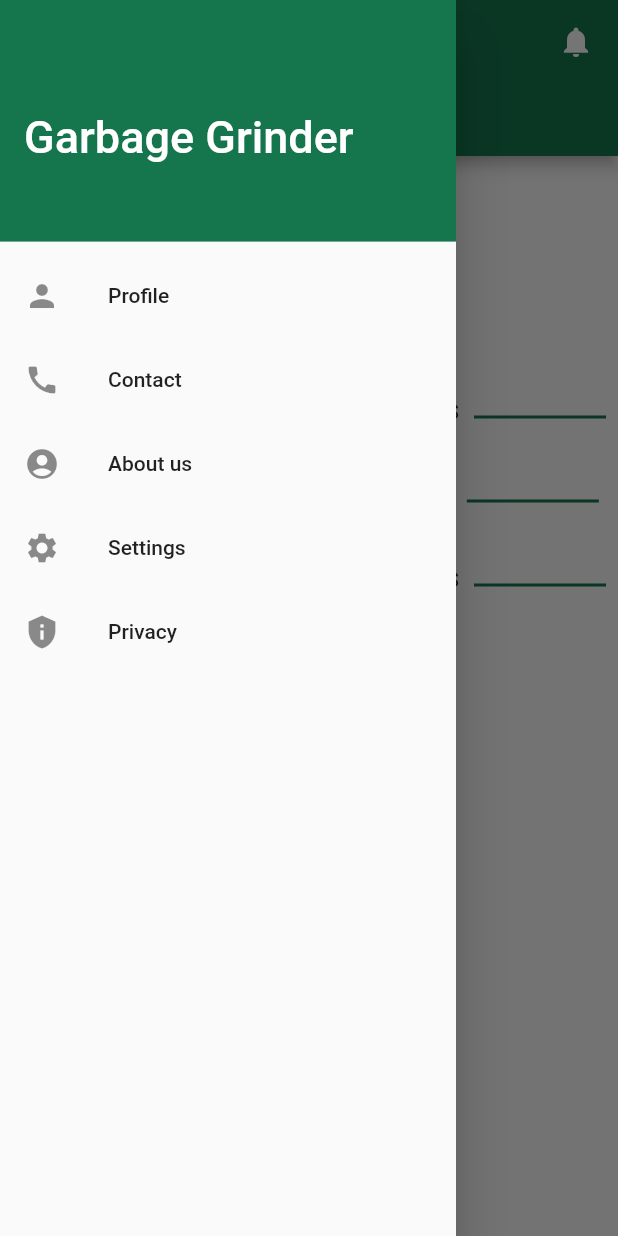
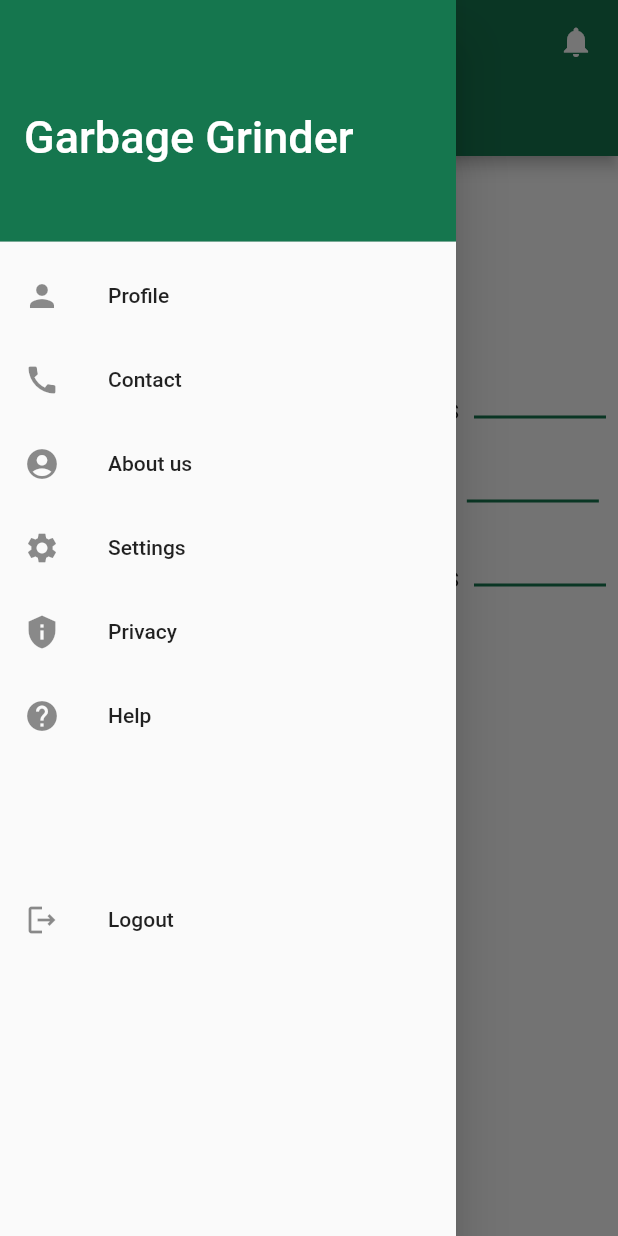
Before and after one commit to EliteMandy/garbage_grinder, a Flutter app: the screen it shows after launch, with the side drawer open, on a phone screen of 412 x 824 dp. Run offline on Flutter 3.47's test engine with Material 2 defaults, Android fonts, the light colour scheme and no system bars; our stand-ins replace calendar_view; missing offline and left inert: responsive_widgets.

Commit message:
notification and calendar added

```diff
--- a/lib/routers.dart
+++ b/lib/routers.dart
@@ -1,5 +1,6 @@
 import 'package:flutter/cupertino.dart';
 import 'package:flutter/material.dart';
+import 'package:garbage_grinder/screens/help.dart';
 import 'package:garbage_grinder/screens/privacy.dart';
 import 'package:garbage_grinder/screens/aboutUs.dart';
 import 'package:garbage_grinder/screens/contactUs.dart';
@@ -15,17 +16,19 @@ class RouteGenerate {
 
     switch (settings.name) {
       case HomePage.routeName:
-        return MaterialPageRoute(builder: ((context) => HomePage()));
+        return MaterialPageRoute(builder: ((context) => const HomePage()));
       case ProfilePage.routeName:
-        return MaterialPageRoute(builder: ((context) => ProfilePage()));
+        return MaterialPageRoute(builder: ((context) => const ProfilePage()));
       case ContactUs.routeName:
-        return MaterialPageRoute(builder: ((context) => ContactUs()));
+        return MaterialPageRoute(builder: ((context) => const ContactUs()));
       case AboutUs.routeName:
-        return MaterialPageRoute(builder: ((context) => AboutUs()));
+        return MaterialPageRoute(builder: ((context) => const AboutUs()));
       case Settings.routeName:
-        return MaterialPageRoute(builder: ((context) => Settings()));
+        return MaterialPageRoute(builder: ((context) => const Settings()));
       case Privacy.routeName:
-        return MaterialPageRoute(builder: ((context) => Privacy()));
+        return MaterialPageRoute(builder: ((context) => const Privacy()));
+      case Help.routeName:
+        return MaterialPageRoute(builder: ((context) => const Help()));
       default:
         return MaterialPageRoute(
           builder: ((context) => Scaffold(
--- /dev/null
+++ b/lib/screens/help.dart
@@ -0,0 +1,11 @@
+import 'package:flutter/src/widgets/framework.dart';
+import 'package:flutter/src/widgets/placeholder.dart';
+
+class Help extends StatelessWidget {
+  const Help({super.key});
+  static const routeName = '/help';
+  @override
+  Widget build(BuildContext context) {
+    return const Placeholder();
+  }
+}
--- a/lib/screens/home.dart
+++ b/lib/screens/home.dart
@@ -1,12 +1,7 @@
 import 'package:flutter/material.dart';
-import 'package:flutter/src/widgets/framework.dart';
-import 'package:flutter/src/widgets/placeholder.dart';
+import 'package:garbage_grinder/widgets/popup.dart';
 import 'package:garbage_grinder/screens/homeScreen/store.dart';
-import 'package:garbage_grinder/screens/privacy.dart';
-import 'package:garbage_grinder/screens/aboutUs.dart';
-import 'package:garbage_grinder/screens/contactUs.dart';
-import 'package:garbage_grinder/screens/profilePage.dart';
-import 'package:garbage_grinder/screens/settings.dart';
+
 import 'package:garbage_grinder/widgets/drawer.dart';
 
 import 'homeScreen/calendar.dart';
@@ -42,9 +37,18 @@ class _HomePageState extends State<HomePage> {
           ),
           title: Row(
             mainAxisAlignment: MainAxisAlignment.spaceBetween,
-            children: const [
-              Text("Garbage Grinder"),
-              Icon(Icons.notifications),
+            children: [
+              const Text("Garbage Grinder"),
+              GestureDetector(
+                child: Icon(Icons.notifications),
+                onTap: () {
+                  showDialog(
+                    context: context,
+                    builder: (BuildContext context) =>
+                        buildPopupDialog(context),
+                  );
+                },
+              ),
             ],
           ),
         ),
--- a/lib/screens/homeScreen/calendar.dart
+++ b/lib/screens/homeScreen/calendar.dart
@@ -1,5 +1,9 @@
+import 'package:flutter/material.dart';
 import 'package:flutter/src/widgets/framework.dart';
 import 'package:flutter/src/widgets/placeholder.dart';
+import 'package:calendar_view/calendar_view.dart';
+import 'package:garbage_grinder/widgets/date_calendar.dart';
+import 'package:responsive_widgets/responsive_widgets.dart';
 
 class Calnedar extends StatefulWidget {
   const Calnedar({super.key});
@@ -11,6 +15,6 @@ class Calnedar extends StatefulWidget {
 class _CalnedarState extends State<Calnedar> {
   @override
   Widget build(BuildContext context) {
-    return const Placeholder();
+    return const DateCalendar();
   }
 }
--- a/lib/widgets/drawer.dart
+++ b/lib/widgets/drawer.dart
@@ -70,6 +70,26 @@ class CustomDrawer extends StatelessWidget {
             title: Text('Privacy'),
           ),
         ),
+        GestureDetector(
+          onTap: () => Navigator.of(context).pushNamed(Privacy.routeName),
+          child: const ListTile(
+            leading: Icon(Icons.help),
+            title: Text('Help'),
+          ),
+        ),
+        const SizedBox(
+          height: 80,
+        ),
+        GestureDetector(
+          onTap: () {
+            //TODO
+            //Logout functionality
+          },
+          child: const ListTile(
+            leading: Icon(Icons.logout_outlined),
+            title: Text('Logout'),
+          ),
+        ),
       ],
     );
   }
--- a/pubspec.yaml
+++ b/pubspec.yaml
@@ -36,6 +36,8 @@ dependencies:
   # Use with the CupertinoIcons class for iOS style icons.
   cupertino_icons: ^1.0.2
   charts_flutter: ^0.12.0
+  calendar_view: ^1.0.2
+  responsive_widgets: ^2.0.1
 
 dev_dependencies:
   flutter_test:
```
Also changed, not shown: lib/widgets/date_calendar.dart (added, +26 -0 lines), lib/widgets/popup.dart (added, +140 -0 lines), pubspec.lock.
